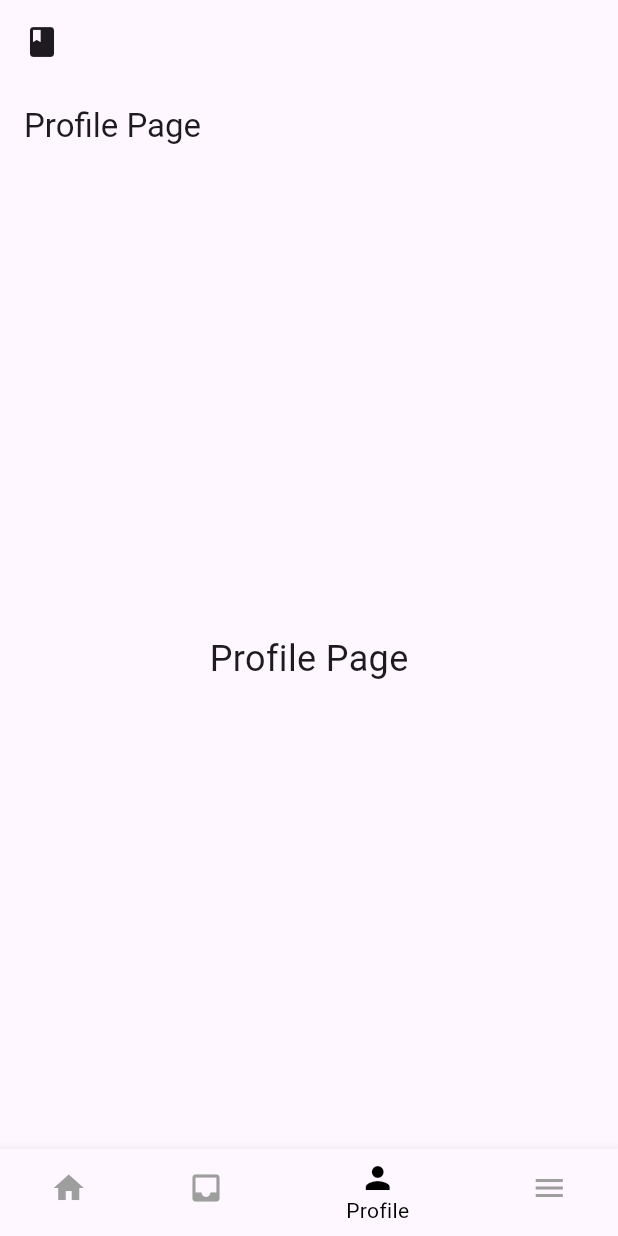
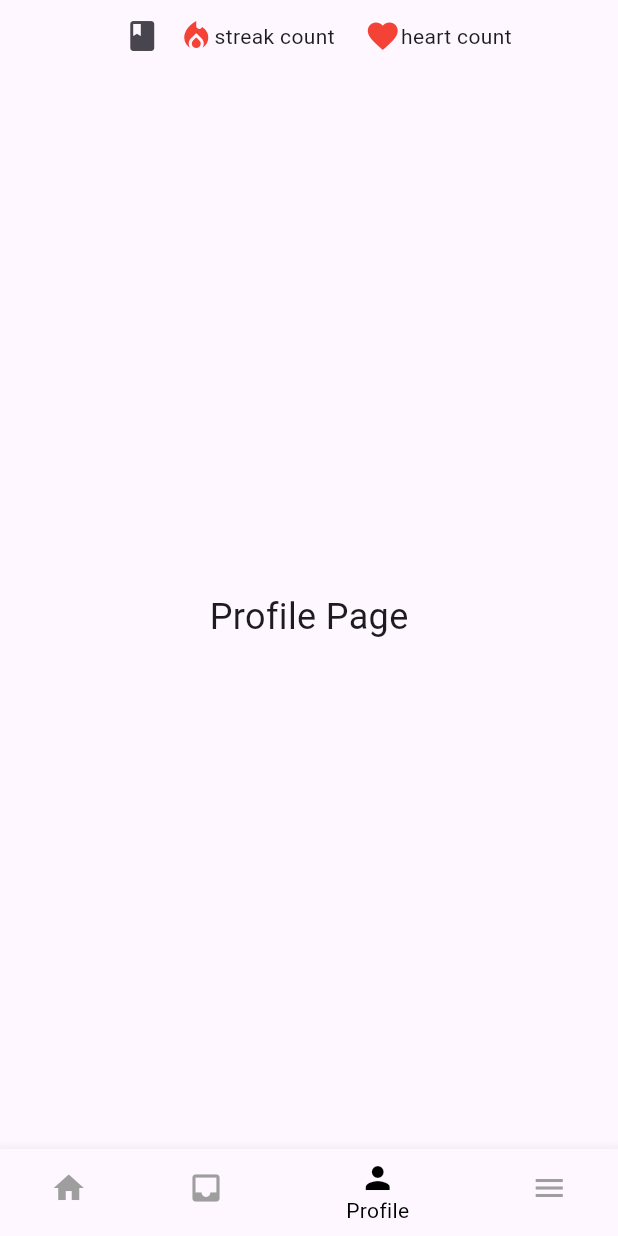
Before and after one commit to khawarizmi02/WealthSense, a Flutter app: the screen it shows after launch, item 3 of the bottom bar chosen, on a phone screen of 412 x 824 dp. Run offline on Flutter 3.47's test engine with Material 3 defaults, Android fonts, the phone set to English and light mode, and no system bars.

Commit message:
Refactor app bar and add new icons and text

```diff
--- a/lib/navigation/my_home_page.dart
+++ b/lib/navigation/my_home_page.dart
@@ -35,15 +35,37 @@ class _MyHomePageState extends State<MyHomePage> {
     return Scaffold(
   appBar: AppBar(
   title: Text(widget.title),
-        leading: IconButton(
-          icon: const Icon(Icons.book),
-          tooltip: 'Go to Course Page',
+  flexibleSpace: Stack(
+    children: [
+      Positioned(
+        left: 0,
+        right: 0,
+        bottom: 0,
+        child: Padding(
+          padding: const EdgeInsets.all(8.0),
+          child: Row(
+            mainAxisAlignment: MainAxisAlignment.center, // Center Row items
+            children: [
+              IconButton(
                 onPressed: () {
                   Navigator.push(
                     context,
                     MaterialPageRoute(builder: (context) => CoursePage()),
                   );
                 },
+                icon: const Icon(Icons.book),
+                tooltip: 'Go to course page',
+              ),
+              const Icon(Icons.local_fire_department, color: Colors.red),
+              const Text('streak count'),
+              const SizedBox(width: 20),
+              const Icon(Icons.favorite, color: Colors.red),
+              const Text('heart count'),
+            ],
+          ),
+        ),
+      ),
+    ],
   ),
 ),
       body: Center(
--- a/lib/navigation/profile_page.dart
+++ b/lib/navigation/profile_page.dart
@@ -5,11 +5,8 @@ class ProfilePage extends StatelessWidget {
 
   @override
   Widget build(BuildContext context) {
-    return Scaffold(
-      appBar: AppBar(
-        title: const Text('Profile Page'),
-      ),
-      body: const Center(
+    return const Scaffold(
+      body: Center(
         child: Text(
           'Profile Page',
           style: TextStyle(fontSize: 24),
```
Lines whose indentation alone changed are shown as unchanged.
